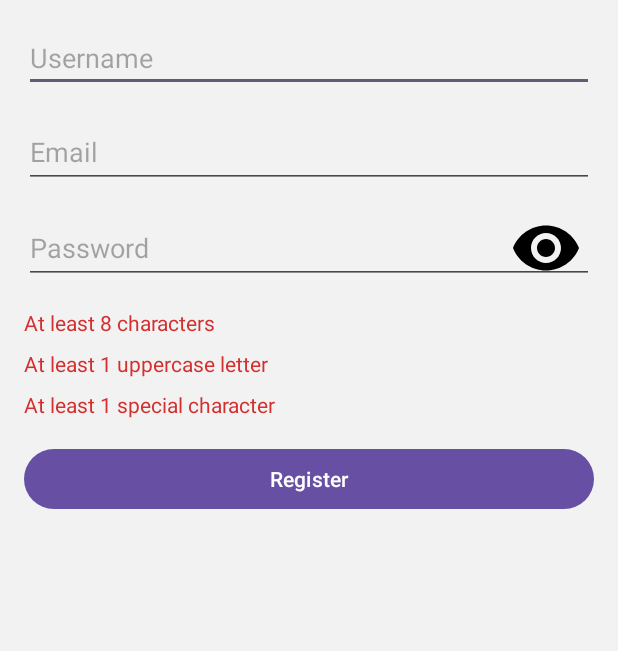
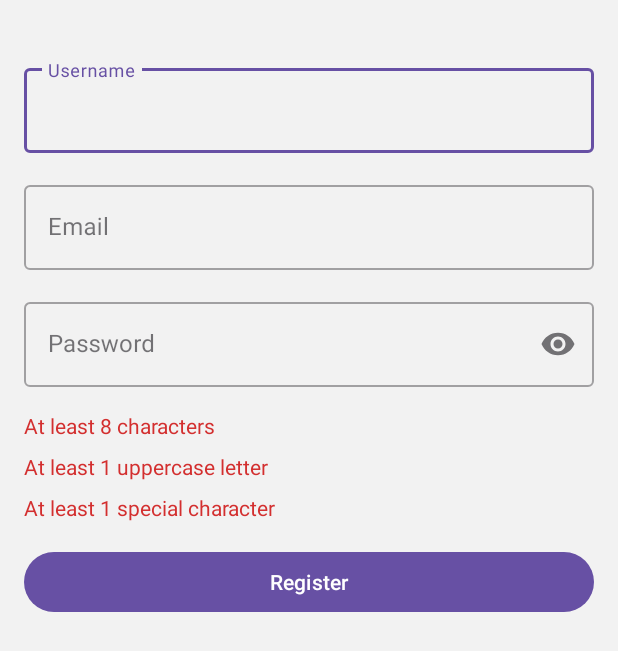
Before and after one commit to MercyMaya/TaskR, an Android app: the RegisterActivity screen opened directly, with no data from a screen before it, on a phone screen of 412 x 824 dp. Shown: the top 651 px of the screen. Run offline under Robolectric (Android 15) with nearby library versions, the phone set to English and light mode, and no system bars.

Commit message:
Updated dependencies. Fixed areas that did not fufill our design language. Login and Register overhaul. Login ready for logo.

```diff
--- a/app/src/main/java/com/mercymayagames/taskr/ui/login/RegisterActivity.kt
+++ b/app/src/main/java/com/mercymayagames/taskr/ui/login/RegisterActivity.kt
@@ -40,7 +40,7 @@ class RegisterActivity : AppCompatActivity() {
         etUsername = findViewById(R.id.etUsername)
         etEmail = findViewById(R.id.etEmail)
         etPassword = findViewById(R.id.etPassword)
-        ivShowPassword = findViewById(R.id.ivShowPassword)
+      //  ivShowPassword = findViewById(R.id.ivShowPassword)
         btnRegister = findViewById(R.id.btnRegister)
 
         tvReqLength = findViewById(R.id.tvReqLength)
@@ -49,7 +49,7 @@ class RegisterActivity : AppCompatActivity() {
 
         /**
          * In the following lines, we handle toggling password visibility for better accessibility.
-         */
+         * Yup, here too. We never needed to write this out.
         ivShowPassword.setOnClickListener {
             isPasswordVisible = !isPasswordVisible
             if (isPasswordVisible) {
@@ -61,6 +61,7 @@ class RegisterActivity : AppCompatActivity() {
             }
             etPassword.setSelection(etPassword.text.length)
         }
+         */
 
         /**
          * In the following lines, we add a text watcher to dynamically check password requirements.
--- /dev/null
+++ b/app/src/main/res/drawable/ic_taskr_logo.xml
@@ -0,0 +1,5 @@
+<vector xmlns:android="http://schemas.android.com/apk/res/android" android:height="24dp" android:tint="#000000" android:viewportHeight="24" android:viewportWidth="24" android:width="24dp">
+
+    <path android:fillColor="@android:color/white" android:pathData="M16.59,7.58L10,14.17l-3.59,-3.58L5,12l5,5 8,-8zM12,2C6.48,2 2,6.48 2,12s4.48,10 10,10 10,-4.48 10,-10S17.52,2 12,2zM12,20c-4.42,0 -8,-3.58 -8,-8s3.58,-8 8,-8 8,3.58 8,8 -3.58,8 -8,8z"/>
+
+</vector>
--- a/app/src/main/res/layout/activity_register.xml
+++ b/app/src/main/res/layout/activity_register.xml
@@ -1,4 +1,12 @@
 <?xml version="1.0" encoding="utf-8"?>
+<!--
+activity_register.xml
+Displays a registration form with:
+- Username, Email, and Password (outlined + floating hints)
+- Built-in password toggle
+- Password requirement watchers
+- "Register" button
+-->
 <androidx.constraintlayout.widget.ConstraintLayout
     xmlns:android="http://schemas.android.com/apk/res/android"
     xmlns:app="http://schemas.android.com/apk/res-auto"
@@ -8,55 +16,78 @@
     android:background="@color/futuristicBackground"
     android:padding="16dp">
 
-    <EditText
-        android:id="@+id/etUsername"
+    <!-- Username Field -->
+    <com.google.android.material.textfield.TextInputLayout
+        android:id="@+id/tilUsername"
+        style="@style/Widget.MaterialComponents.TextInputLayout.OutlinedBox"
         android:layout_width="0dp"
         android:layout_height="wrap_content"
-        android:autofillHints="username"
         android:hint="@string/username"
-        android:textColor="@color/highContrastText"
         app:layout_constraintTop_toTopOf="parent"
         app:layout_constraintLeft_toLeftOf="parent"
-        app:layout_constraintRight_toRightOf="parent" />
+        app:layout_constraintRight_toRightOf="parent"
+        android:layout_marginTop="24dp"
+        app:boxStrokeWidth="1dp"
+        app:boxStrokeWidthFocused="2dp"
+        app:boxCollapsedPaddingTop="8dp">
 
-    <EditText
-        android:id="@+id/etEmail"
+        <com.google.android.material.textfield.TextInputEditText
+            android:id="@+id/etUsername"
+            android:layout_width="match_parent"
+            android:layout_height="wrap_content"
+            android:textColor="@color/highContrastText"/>
+    </com.google.android.material.textfield.TextInputLayout>
+
+    <!-- Email Field -->
+    <com.google.android.material.textfield.TextInputLayout
+        android:id="@+id/tilEmailReg"
+        style="@style/Widget.MaterialComponents.TextInputLayout.OutlinedBox"
         android:layout_width="0dp"
         android:layout_height="wrap_content"
-        android:layout_marginTop="16dp"
-        android:autofillHints="Email"
         android:hint="@string/email"
-        android:inputType="textEmailAddress"
-        android:minHeight="48dp"
-        android:textColor="@color/highContrastText"
+        app:layout_constraintTop_toBottomOf="@+id/tilUsername"
         app:layout_constraintLeft_toLeftOf="parent"
         app:layout_constraintRight_toRightOf="parent"
-        app:layout_constraintTop_toBottomOf="@+id/etUsername" />
+        android:layout_marginTop="16dp"
+        app:boxStrokeWidth="1dp"
+        app:boxStrokeWidthFocused="2dp"
+        app:boxCollapsedPaddingTop="8dp">
 
-    <EditText
-        android:id="@+id/etPassword"
+        <com.google.android.material.textfield.TextInputEditText
+            android:id="@+id/etEmail"
+            android:layout_width="match_parent"
+            android:layout_height="wrap_content"
+            android:inputType="textEmailAddress"
+            android:textColor="@color/highContrastText" />
+    </com.google.android.material.textfield.TextInputLayout>
+
+    <!-- Password Field (Outlined) with built-in toggle -->
+    <com.google.android.material.textfield.TextInputLayout
+        android:id="@+id/tilPasswordReg"
+        style="@style/Widget.MaterialComponents.TextInputLayout.OutlinedBox"
         android:layout_width="0dp"
         android:layout_height="wrap_content"
-        android:layout_marginTop="16dp"
         android:hint="@string/password"
-        android:inputType="textPassword"
-        android:minHeight="48dp"
-        android:textColor="@color/highContrastText"
+        app:layout_constraintTop_toBottomOf="@+id/tilEmailReg"
         app:layout_constraintLeft_toLeftOf="parent"
         app:layout_constraintRight_toRightOf="parent"
-        app:layout_constraintTop_toBottomOf="@+id/etEmail" />
+        android:layout_marginTop="16dp"
 
-    <ImageView
-        android:id="@+id/ivShowPassword"
-        android:layout_width="48dp"
-        android:layout_height="48dp"
-        android:contentDescription="@string/toggle_password_visibility"
-        android:src="@drawable/ic_eye"
-        app:layout_constraintTop_toBottomOf="@+id/etEmail"
-        app:layout_constraintRight_toRightOf="parent"
-        android:layout_marginTop="16dp"
-        android:layout_marginEnd="8dp"/>
+        app:endIconMode="password_toggle"
 
+        app:boxStrokeWidth="1dp"
+        app:boxStrokeWidthFocused="2dp"
+        app:boxCollapsedPaddingTop="8dp">
+
+        <com.google.android.material.textfield.TextInputEditText
+            android:id="@+id/etPassword"
+            android:layout_width="match_parent"
+            android:layout_height="wrap_content"
+            android:inputType="textPassword"
+            android:textColor="@color/highContrastText"/>
+    </com.google.android.material.textfield.TextInputLayout>
+
+    <!-- Password requirement indicators -->
     <TextView
         android:id="@+id/tvReqLength"
         android:layout_width="wrap_content"
@@ -64,7 +95,7 @@
         android:text="@string/password_req_length"
         android:textColor="@color/requirementNotMet"
         android:textSize="14sp"
-        app:layout_constraintTop_toBottomOf="@+id/etPassword"
+        app:layout_constraintTop_toBottomOf="@+id/tilPasswordReg"
         app:layout_constraintLeft_toLeftOf="parent"
         android:layout_marginTop="16dp" />
 
@@ -90,14 +121,15 @@
         app:layout_constraintLeft_toLeftOf="parent"
         android:layout_marginTop="8dp" />
 
+    <!-- Register Button -->
     <Button
         android:id="@+id/btnRegister"
         android:layout_width="0dp"
         android:layout_height="wrap_content"
         android:text="@string/register"
+        android:layout_marginTop="16dp"
         app:layout_constraintTop_toBottomOf="@+id/tvReqSpecial"
         app:layout_constraintLeft_toLeftOf="parent"
-        app:layout_constraintRight_toRightOf="parent"
-        android:layout_marginTop="16dp" />
+        app:layout_constraintRight_toRightOf="parent" />
 
 </androidx.constraintlayout.widget.ConstraintLayout>
--- a/gradle/libs.versions.toml
+++ b/gradle/libs.versions.toml
@@ -1,6 +1,6 @@
 [versions]
-agp = "8.6.0"
-kotlin = "1.9.0"
+agp = "8.6.1"
+kotlin = "2.0.20"
 coreKtx = "1.15.0"
 junit = "4.13.2"
 junitVersion = "1.2.1"
```
Also changed, not shown: app/src/main/java/com/mercymayagames/taskr/ui/login/LoginActivity.kt (+5 -3 lines), app/src/main/res/layout/activity_login.xml (+63 -35 lines), app/src/main/res/layout/dialog_add_task.xml (+7 -13 lines).
